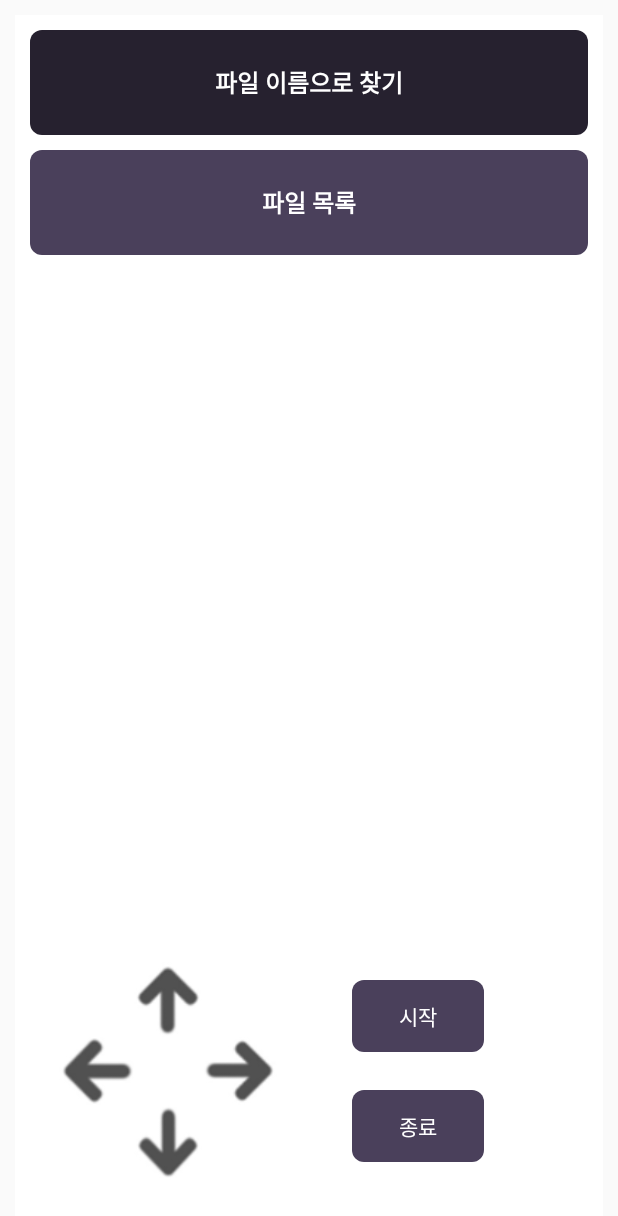
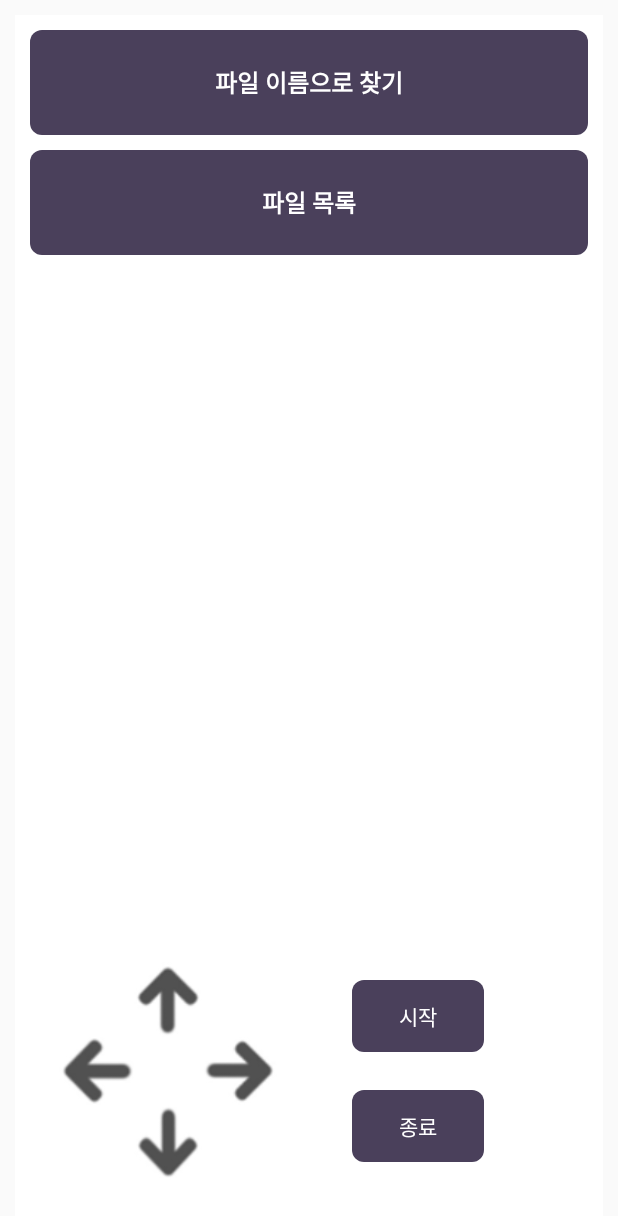
Before and after one commit to choisinho/capstone1, an Android app: the SearchActivity screen opened directly, with no data from a screen before it, on a phone screen of 412 x 824 dp. Shown: the top 1216 px of the screen. Run offline under Robolectric (Android 15) with nearby library versions, the phone set to English and light mode, and no system bars.

Commit message:
osp project normalized

```diff
--- a/osp-1902blindrecorder/app/build.gradle
+++ b/osp-1902blindrecorder/app/build.gradle
@@ -21,9 +21,9 @@ android {
 dependencies {
     implementation fileTree(dir: 'libs', include: ['*.jar'])
     implementation 'com.android.support:appcompat-v7:28.0.0'
-    implementation 'com.android.support.constraint:constraint-layout:1.1.3'
+    implementation 'com.android.support.constraint:constraint-layout:2.0.4'
     implementation 'com.googlecode.mp4parser:isoparser:1.0.2'
-    testImplementation 'junit:junit:4.12'
+    testImplementation 'junit:junit:4.13.2'
     androidTestImplementation 'com.android.support.test:runner:1.0.2'
     androidTestImplementation 'com.android.support.test.espresso:espresso-core:3.0.2'
 }
--- a/osp-1902blindrecorder/app/src/main/java/app/bqlab/febblindrecorder/FilesActivity.java
+++ b/osp-1902blindrecorder/app/src/main/java/app/bqlab/febblindrecorder/FilesActivity.java
@@ -250,10 +250,10 @@ public class FilesActivity extends AppCompatActivity {
         for (int i = 0; i < filesBodyLayouts.size(); i++) {
             if (i != focus) {
                 //포커스가 없는 버튼 처리
-                filesBodyLayouts.get(i).setColor(getDrawable(R.drawable.app_button));
+//                filesBodyLayouts.get(i).setColor(getDrawable(R.drawable.app_button));
             } else {
                 //포커스를 가진 버튼 처리
-                filesBodyLayouts.get(i).setColor(getDrawable(R.drawable.app_button_focussed));
+//                filesBodyLayouts.get(i).setColor(getDrawable(R.drawable.app_button_focussed));
             }
         }
     }
--- a/osp-1902blindrecorder/app/src/main/java/app/bqlab/febblindrecorder/FolderActivity.java
+++ b/osp-1902blindrecorder/app/src/main/java/app/bqlab/febblindrecorder/FolderActivity.java
@@ -237,10 +237,10 @@ public class FolderActivity extends AppCompatActivity {
         for (int i = 0; i < folderBodyButtons.size(); i++) {
             if (i != focus) {
                 //포커스가 없는 버튼 처리
-                folderBodyButtons.get(i).setBackground(getDrawable(R.drawable.app_button));
+//                folderBodyButtons.get(i).setBackground(getDrawable(R.drawable.app_button));
             } else {
                 //포커스를 가진 버튼 처리
-                folderBodyButtons.get(i).setBackground(getDrawable(R.drawable.app_button_focussed));
+//                folderBodyButtons.get(i).setBackground(getDrawable(R.drawable.app_button_focussed));
             }
         }
     }
--- a/osp-1902blindrecorder/app/src/main/java/app/bqlab/febblindrecorder/FoldersActivity.java
+++ b/osp-1902blindrecorder/app/src/main/java/app/bqlab/febblindrecorder/FoldersActivity.java
@@ -254,10 +254,10 @@ public class FoldersActivity extends AppCompatActivity {
         for (int i = 0; i < foldersBodyLayouts.size(); i++) {
             if (i != focus) {
                 //포커스가 없는 버튼 처리
-                foldersBodyLayouts.get(i).setColor(getDrawable(R.drawable.app_button));
+//                foldersBodyLayouts.get(i).setColor(getDrawable(R.drawable.app_button));
             } else {
                 //포커스를 가진 버튼 처리
-                foldersBodyLayouts.get(i).setColor(getDrawable(R.drawable.app_button_focussed));
+//                foldersBodyLayouts.get(i).setColor(getDrawable(R.drawable.app_button_focussed));
             }
         }
     }
--- a/osp-1902blindrecorder/app/src/main/java/app/bqlab/febblindrecorder/MainActivity.java
+++ b/osp-1902blindrecorder/app/src/main/java/app/bqlab/febblindrecorder/MainActivity.java
@@ -259,10 +259,10 @@ public class MainActivity extends AppCompatActivity {
         for (int i = 0; i < mainBodyButtons.size(); i++) {
             if (i != focus) {
                 //포커스가 없는 버튼 처리
-                mainBodyButtons.get(i).setBackground(getDrawable(R.drawable.app_button));
+//                mainBodyButtons.get(i).setBackground(getDrawable(R.drawable.app_button));
             } else {
                 //포커스를 가진 버튼 처리
-                mainBodyButtons.get(i).setBackground(getDrawable(R.drawable.app_button_focussed));
+//                mainBodyButtons.get(i).setBackground(getDrawable(R.drawable.app_button_focussed));
             }
         }
     }
--- a/osp-1902blindrecorder/app/src/main/java/app/bqlab/febblindrecorder/MenuActivity.java
+++ b/osp-1902blindrecorder/app/src/main/java/app/bqlab/febblindrecorder/MenuActivity.java
@@ -385,10 +385,10 @@ public class MenuActivity extends AppCompatActivity {
         for (int i = 0; i < menuBodyButtons.size(); i++) {
             if (i != focus) {
                 //포커스가 없는 버튼 처리
-                menuBodyButtons.get(i).setBackground(getDrawable(R.drawable.app_button));
+//                menuBodyButtons.get(i).setBackground(getDrawable(R.drawable.app_button));
             } else {
                 //포커스를 가진 버튼 처리
-                menuBodyButtons.get(i).setBackground(getDrawable(R.drawable.app_button_focussed));
+//                menuBodyButtons.get(i).setBackground(getDrawable(R.drawable.app_button_focussed));
             }
         }
     }
--- a/osp-1902blindrecorder/app/src/main/java/app/bqlab/febblindrecorder/SearchActivity.java
+++ b/osp-1902blindrecorder/app/src/main/java/app/bqlab/febblindrecorder/SearchActivity.java
@@ -234,10 +234,10 @@ public class SearchActivity extends AppCompatActivity {
         for (int i = 0; i < searchBodyButtons.size(); i++) {
             if (i != focus) {
                 //포커스가 없는 버튼 처리
-                searchBodyButtons.get(i).setBackground(getDrawable(R.drawable.app_button));
+//                searchBodyButtons.get(i).setBackground(getDrawable(R.drawable.app_button));
             } else {
                 //포커스를 가진 버튼 처리
-                searchBodyButtons.get(i).setBackground(getDrawable(R.drawable.app_button_focussed));
+//                searchBodyButtons.get(i).setBackground(getDrawable(R.drawable.app_button_focussed));
             }
         }
     }
--- a/osp-1902blindrecorder/app/src/main/res/layout/activity_search.xml
+++ b/osp-1902blindrecorder/app/src/main/res/layout/activity_search.xml
@@ -10,8 +10,10 @@
     <ScrollView
         android:layout_width="match_parent"
         android:layout_height="match_parent"
-        android:layout_margin="10dp"
-        android:layout_marginBottom="200dp"
+        android:layout_marginStart="10dp"
+        android:layout_marginTop="10dp"
+        android:layout_marginEnd="10dp"
+        android:layout_marginBottom="10dp"
         android:background="@color/colorWhite">
 
         <LinearLayout
```
Also changed, not shown: 4 other files.
